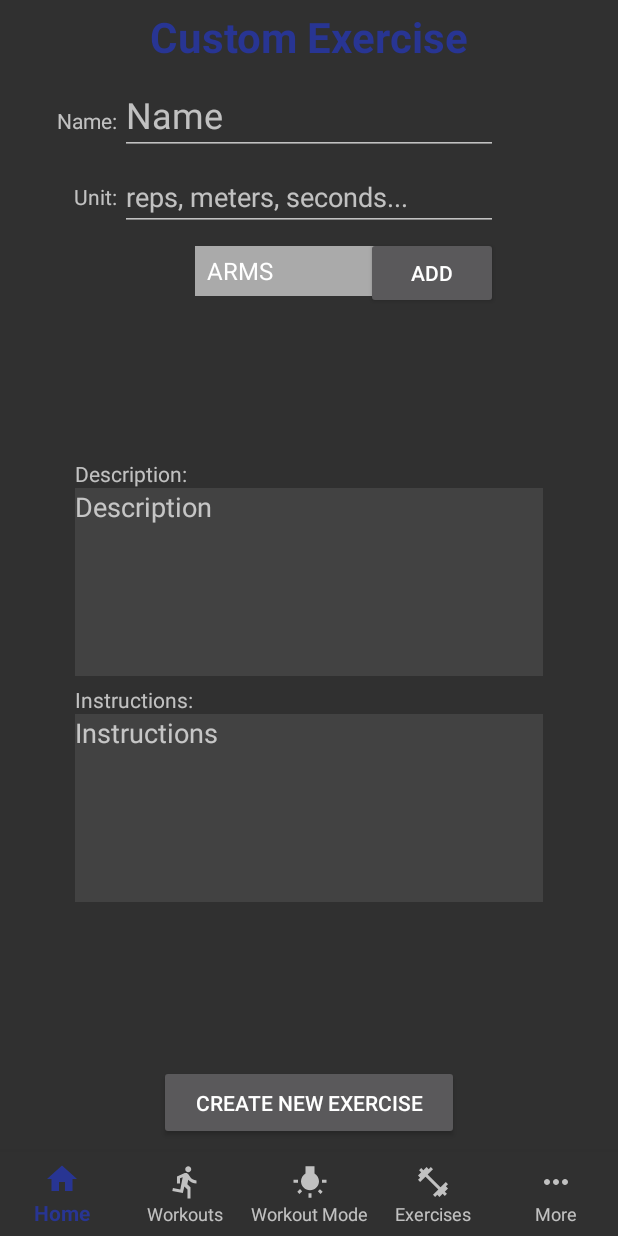
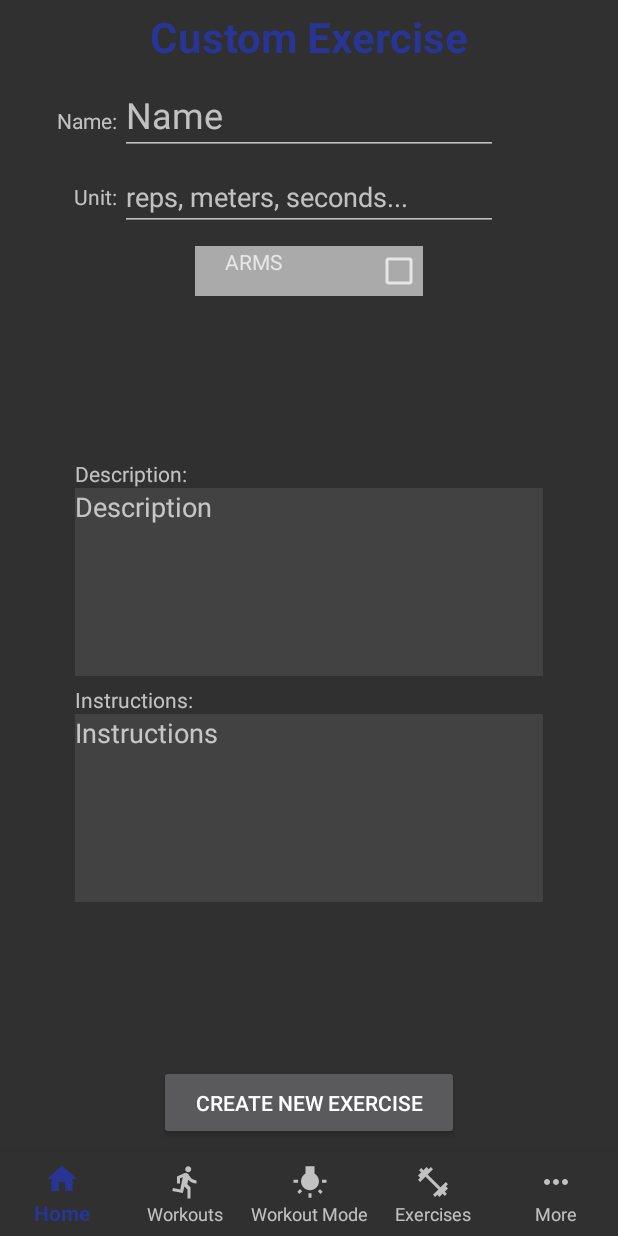
Before and after one commit to Albin1118/TDA367, an Android app: the fragment ExerciseCreatorFragment placed in its activity, after a tap on "CREATE NEW EXERCISE", on a phone screen of 412 x 824 dp. Run offline under Robolectric (Android 15) with nearby library versions, the phone set to English and light mode, and no system bars.

Commit message:
Implemented new adapter in ExerciseCreatorFragment

```diff
--- a/app/src/main/java/com/example/ziggy/trainingtracker/view/CategorySpinnerAdapter.java
+++ b/app/src/main/java/com/example/ziggy/trainingtracker/view/CategorySpinnerAdapter.java
@@ -57,8 +57,9 @@ public class CategorySpinnerAdapter extends ArrayAdapter<CategorySpinnerObject>
         holder.mCategoryCheckBox.setChecked(categories.get(position).isCategorySelected());
         isFromView = false;
 
+        //TODO Add start value to spinner and change the first holder.mCategory.. to INVISIBLE
         if ((position == 0)) {
-            holder.mCategoryCheckBox.setVisibility(View.INVISIBLE);
+            holder.mCategoryCheckBox.setVisibility(View.VISIBLE);
         } else {
             holder.mCategoryCheckBox.setVisibility(View.VISIBLE);
         }
--- a/app/src/main/java/com/example/ziggy/trainingtracker/view/ExerciseCreatorFragment.java
+++ b/app/src/main/java/com/example/ziggy/trainingtracker/view/ExerciseCreatorFragment.java
@@ -19,6 +19,8 @@ import com.example.ziggy.trainingtracker.R;
 import com.example.ziggy.trainingtracker.model.ExerciseCategory;
 
 import java.util.ArrayList;
+import java.util.List;
+
 import com.example.ziggy.trainingtracker.model.Exercise;
 import com.example.ziggy.trainingtracker.viewmodel.ExerciseCreatorViewModel;
 
@@ -37,13 +39,13 @@ public class ExerciseCreatorFragment extends Fragment {
     private Button createExerciseButton;
     private Button saveExerciseButton;
     private Button cancelEditExerciseButton;
-    private Button addCategoryButton;
 
     private MainActivity parentActivity;
     private View view;
     private ExerciseCreatorViewModel viewModel;
 
-    private ArrayList<ExerciseCategory> categories = new ArrayList<>();
+    //private ArrayList<ExerciseCategory> categories = new ArrayList<>();
+    ArrayList<CategorySpinnerObject> categories = new ArrayList<>();
     private Exercise editableExercise = null;
 
     @Override
@@ -72,16 +74,23 @@ public class ExerciseCreatorFragment extends Fragment {
         createExerciseButton = view.findViewById(R.id.createExerciseButton);
         saveExerciseButton = view.findViewById(R.id.saveExerciseButton);
         cancelEditExerciseButton = view.findViewById(R.id.cancelEditExerciseButton);
-        addCategoryButton = view.findViewById(R.id.addCategoryButton);
 
         if (editableExercise != null) {
             editMode();
         }
         exerciseCategorySpinner = view.findViewById(R.id.exerciseCategorySpinner);
 
-        ArrayList<String> categories = parentActivity.viewModel.getCategoriesToString();
-        ArrayAdapter<String> adapter = new ArrayAdapter<>(this.parentActivity, android.R.layout.simple_spinner_item, categories);
-        adapter.setDropDownViewResource(android.R.layout.simple_spinner_dropdown_item);
+        //categories = new ArrayList<>();
+
+        for(int i=0; i<parentActivity.viewModel.getCategories().size(); i++) {
+            CategorySpinnerObject categorySpinnerObject = new CategorySpinnerObject();
+            categorySpinnerObject.setCategoryName(parentActivity.viewModel.getCategoriesToString().get(i));
+            categorySpinnerObject.setCategorySelected(false);
+            categories.add(categorySpinnerObject);
+        }
+
+        CategorySpinnerAdapter adapter;
+        adapter = new CategorySpinnerAdapter(this.parentActivity, 0, categories);
         exerciseCategorySpinner.setAdapter(adapter);
     }
 
@@ -109,15 +118,6 @@ public class ExerciseCreatorFragment extends Fragment {
                 parentActivity.popBackStack();
             }
         });
-        addCategoryButton.setOnClickListener(new View.OnClickListener() {
-            @Override
-            public void onClick(View v) {
-                String category = exerciseCategorySpinner.getSelectedItem().toString();
-                addedCategoriesTextView.setText(addedCategoriesTextView.getText() + "  " + category);
-                categories.add(ExerciseCategory.valueOf(category));
-            }
-        });
-
     }
 
     private void createExercise() {
@@ -125,6 +125,8 @@ public class ExerciseCreatorFragment extends Fragment {
         String unit = exerciseUnitEditText.getText().toString();
         String description = exerciseDescriptionEditText.getText().toString();
         String instructions = exerciseInstructionsEditText.getText().toString();
+        List<ExerciseCategory> categories = categoriesSelected();
+
         parentActivity.viewModel.addCustomExercise(name, description, instructions, unit, categories);
     }
 
@@ -133,7 +135,20 @@ public class ExerciseCreatorFragment extends Fragment {
         String unit = exerciseUnitEditText.getText().toString();
         String description = exerciseDescriptionEditText.getText().toString();
         String instructions = exerciseInstructionsEditText.getText().toString();
-        parentActivity.viewModel.editCustomExercise(editableExercise, name, description, instructions, unit);
+        List<ExerciseCategory> categories = categoriesSelected();
+
+        parentActivity.viewModel.editCustomExercise(editableExercise, name, description, instructions, unit, categories);
+    }
+
+    //Returns categories checked in the category spinner
+    private List<ExerciseCategory> categoriesSelected() {
+        List<ExerciseCategory> categoriesSelected = new ArrayList<>();
+        for(int i=0; i<categories.size(); i++) {
+            if(categories.get(i).isCategorySelected()) {
+                categoriesSelected.add(ExerciseCategory.valueOf(categories.get(i).getCategoryName()));
+            }
+        }
+        return categoriesSelected;
     }
 
     private void editMode() {
--- a/app/src/main/java/com/example/ziggy/trainingtracker/view/WorkoutBlockCreatorFragment.java
+++ b/app/src/main/java/com/example/ziggy/trainingtracker/view/WorkoutBlockCreatorFragment.java
@@ -150,10 +150,6 @@ public class WorkoutBlockCreatorFragment extends Fragment {
                    block.removeExercise(e);
                 }
 
-
-
-
-
             }
         });
 
--- a/app/src/main/java/com/example/ziggy/trainingtracker/viewmodel/MainViewModel.java
+++ b/app/src/main/java/com/example/ziggy/trainingtracker/viewmodel/MainViewModel.java
@@ -163,11 +163,12 @@ public class MainViewModel extends ViewModel {
         trainingTracker.removeCustomExercise(e);
     }
 
-    public  void editCustomExercise(Exercise e, String name, String description, String instructions, String unit) {
+    public  void editCustomExercise(Exercise e, String name, String description, String instructions, String unit, List<ExerciseCategory> categories) {
         e.setName(name);
         e.setDescription(description);
         e.setInstructions(instructions);
         e.setUnit(unit);
+        e.setCategories(categories);
     }
 
     //Method for adding removing and editing custom Workouts
@@ -213,10 +214,8 @@ public class MainViewModel extends ViewModel {
     }
 
     private void createCategoryList() {
-        categories.add(ExerciseCategory.ARMS );
-        categories.add(ExerciseCategory.LEGS );
-        categories.add(ExerciseCategory.BACK );
-        categories.add(ExerciseCategory.CHEST);
-        categories.add(ExerciseCategory.ABS  );
+        for (ExerciseCategory category : ExerciseCategory.values()) {
+            categories.add(category);
+        }
     }
 }
--- a/app/src/main/res/layout/fragment_exercise_creator.xml
+++ b/app/src/main/res/layout/fragment_exercise_creator.xml
@@ -171,14 +171,5 @@
         app:layout_constraintEnd_toEndOf="parent"
         app:layout_constraintBottom_toBottomOf="parent" />
 
-    <Button
-        android:id="@+id/addCategoryButton"
-        android:layout_width="wrap_content"
-        android:layout_height="wrap_content"
-        android:layout_marginEnd="80dp"
-        android:layout_marginTop="4dp"
-        android:text="Add"
-        app:layout_constraintEnd_toEndOf="parent"
-        app:layout_constraintTop_toBottomOf="@+id/exerciseUnitEditText" />
 
 </android.support.constraint.ConstraintLayout>
```
